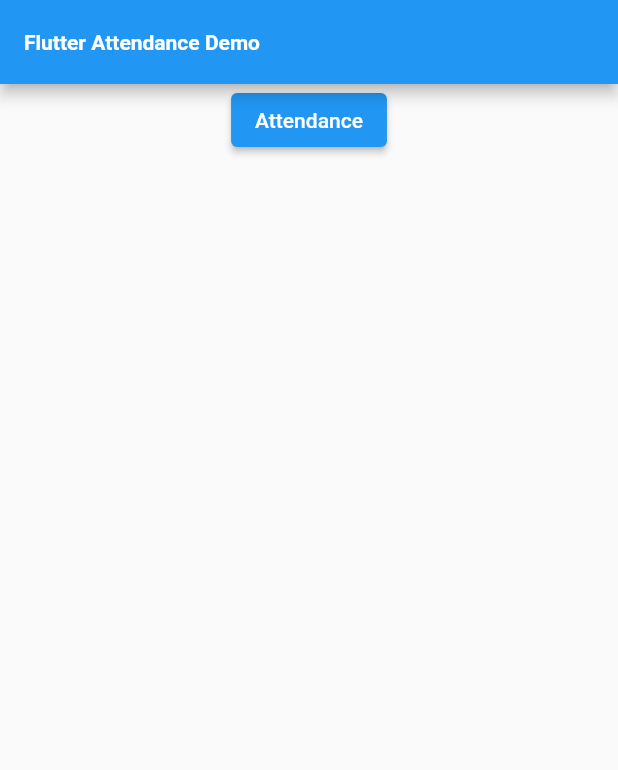
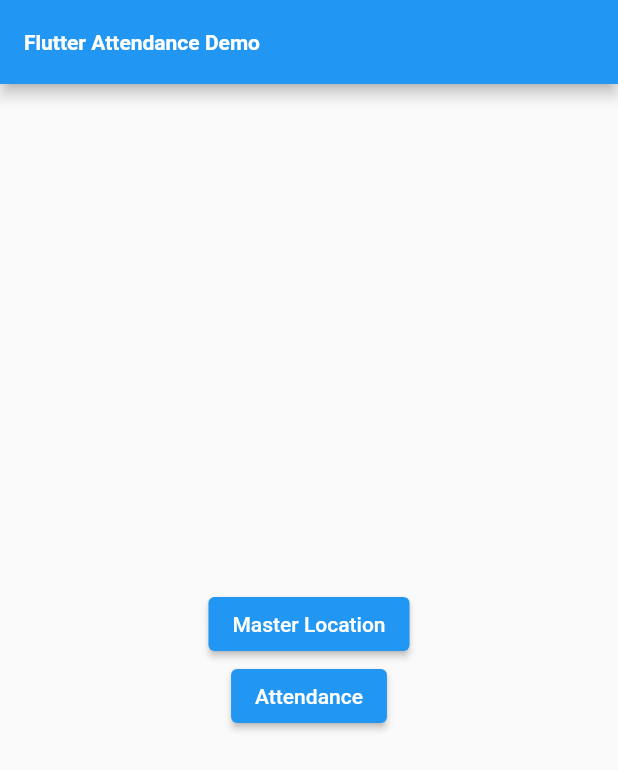
Before and after one commit to Effendi94/attendance_demo, a Flutter app: the screen it shows after launch, on a phone screen of 412 x 824 dp. Shown: the top 770 px of the screen. Run offline on Flutter 3.47's test engine with Material 2 defaults, Android fonts, the phone set to English and light mode, and no system bars; our stand-ins replace geolocator, get, google_maps_flutter, package_info_plus; Roboto replaces fonts that are missing (Roboto Bold).

Commit message:
first commit

```diff
--- a/lib/main.dart
+++ b/lib/main.dart
@@ -53,7 +53,7 @@ class _MyAppState extends State<MyApp> with WidgetsBindingObserver {
         primarySwatch: Colors.blue,
       ),
       routes: <String, WidgetBuilder>{
-        "HOME": (BuildContext context) => const MyHomePage(),
+        "HOME": (BuildContext context) => MyHomePage(),
       },
       home: const Splashscreen(),
     );
--- a/lib/pages/home_page.dart
+++ b/lib/pages/home_page.dart
@@ -1,7 +1,9 @@
 import 'package:attendance/core.dart';
 
 class MyHomePage extends StatelessWidget {
-  const MyHomePage({Key? key}) : super(key: key);
+  final Controller controller = Get.put(Controller());
+
+  MyHomePage({Key? key}) : super(key: key);
 
   // This widget is the home page of your application. It is stateful, meaning
   // that it has a State object (defined below) that contains fields that affect
@@ -24,20 +26,36 @@ class MyHomePage extends StatelessWidget {
           ),
         ),
       ),
-      body: Column(children: [
-        Center(
-          child: ElevatedButton(
+      body: Column(
+        crossAxisAlignment: CrossAxisAlignment.center,
+        mainAxisAlignment: MainAxisAlignment.center,
+        children: [
+          Center(
+            child: ElevatedButton(
+              child: Text(
+                'Master Location',
+                style: TextStyles.textButton,
+              ),
+              onPressed: () {
+                // controller.getCurrentLocation();
+              },
+            ),
+          ),
+          Center(
+            child: ElevatedButton(
               child: Text(
                 'Attendance',
                 style: TextStyles.textButton,
               ),
               onPressed: () {
                 Get.to(
-                  () => const AttendancePage(),
+                  () => AttendancePage(),
                 );
-              }),
-        )
-      ]),
+              },
+            ),
+          ),
+        ],
+      ),
     );
   }
 }
--- a/lib/pages/xcore.dart
+++ b/lib/pages/xcore.dart
@@ -1,2 +1,4 @@
 export 'home_page.dart';
 export 'attendance_page.dart';
+export 'form_location_page.dart';
+export 'getx_controller.dart';
--- a/lib/splash_screen.dart
+++ b/lib/splash_screen.dart
@@ -48,7 +48,7 @@ class SplashscreenState extends State<Splashscreen> {
 
   Future<void> _redirect() async {
     Future.delayed(const Duration(milliseconds: 1500), () async {
-      return Get.offAll(() => const MyHomePage());
+      return Get.offAll(() => MyHomePage());
     });
   }
 
--- a/pubspec.yaml
+++ b/pubspec.yaml
@@ -30,9 +30,12 @@ dependencies:
     cupertino_icons: ^1.0.2
     flutter:
         sdk: flutter
+    flutter_plugin_android_lifecycle: ^2.0.6
+    geolocator: ^8.2.1
     get: ^4.6.5
     google_maps_flutter: ^2.1.7
     package_info_plus: ^1.4.2
+    plugin_platform_interface: ^2.1.2
     shared_preferences: ^2.0.15
     sqflite: ^2.0.2+1
 
```
Also changed, not shown: lib/pages/attendance_page.dart (+38 -2 lines), lib/pages/form_location_page.dart (added, +10 -0 lines), lib/pages/getx_controller.dart (added, +63 -0 lines), pubspec.lock, 4 other files.
